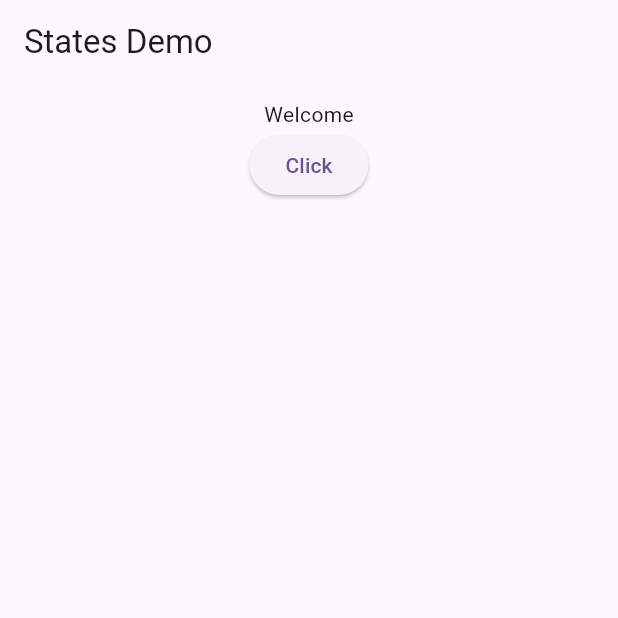
After one commit to AbuRasel1/Tutorial-Flutter, a Flutter app: the StatesDemo screen opened directly, after a tap on "Click", on a phone screen of 412 x 824 dp, the top half of it. The commit adds this screen. Run offline on Flutter 3.47's test engine with Material 2 defaults, Android fonts, the phone set to English and light mode, and no system bars.

Commit message:
states demo done

```diff
--- /dev/null
+++ b/lib/States Demo.dart
@@ -0,0 +1,68 @@
+import 'package:flutter/material.dart';
+
+void main(){
+  runApp(MyApp());
+}
+class MyApp extends StatelessWidget {
+  const MyApp({super.key});
+
+  @override
+  Widget build(BuildContext context) {
+    return MaterialApp(
+      home: StatesDemo(),
+      debugShowCheckedModeBanner: false,
+    );
+  }
+}
+class StatesDemo extends StatefulWidget {
+  const StatesDemo({super.key});
+
+  @override
+  State<StatesDemo> createState() => _StatesDemoState();
+}
+
+class _StatesDemoState extends State<StatesDemo> {
+  String myText="Hello rasel";
+//elevated button a click korle _changeText call hobe
+  void _changeText(){
+    setState(() {
+      if(myText.startsWith("H")){
+        myText="Welcome";
+      }else{
+        myText="Hello rasel";
+      }
+    });
+
+
+  }
+
+  //ay widget ta body te call kora hoice
+  Widget _bodyWidget(){
+    return Container(
+      padding: EdgeInsets.all(10),
+      child: Center(
+        child: Column(
+          children: [
+            Text(myText),
+            ElevatedButton(onPressed: (){
+              //_changeText widget call hobe
+              _changeText();
+            }, child: Text("Click"))
+          ],
+
+        ),
+      ),
+    );
+  }
+
+  @override
+  Widget build(BuildContext context) {
+    return Scaffold(
+      appBar: AppBar(
+        title: Text("States Demo"),
+
+      ),
+      body:_bodyWidget() ,
+    );
+  }
+}
--- a/lib/main.dart
+++ b/lib/main.dart
@@ -112,6 +112,7 @@ class _MyHomePageState extends State<MyHomePage> {
               '$_counter',
               style: Theme.of(context).textTheme.headlineMedium,
             ),
+
           ],
         ),
       ),
```
